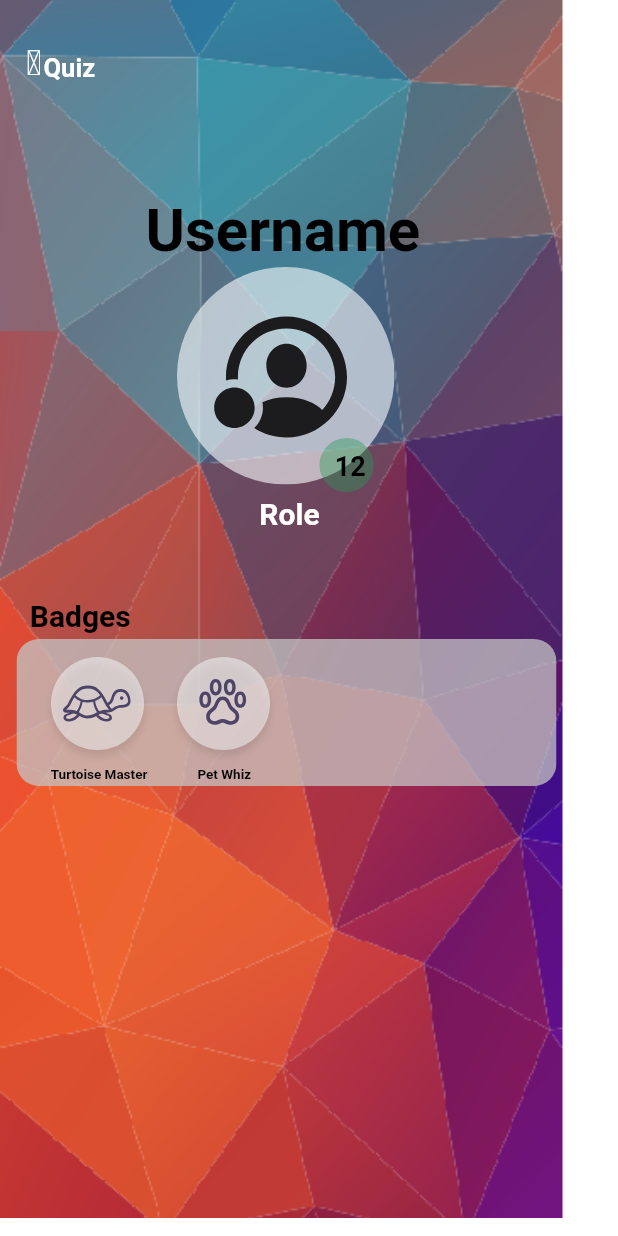
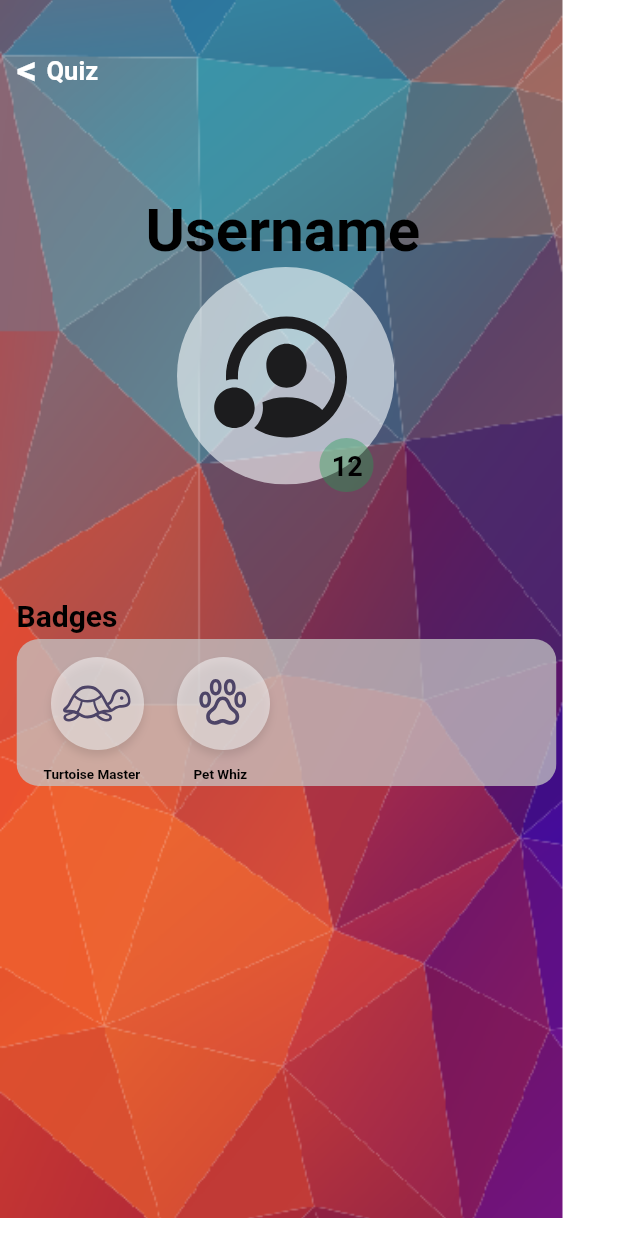
Before and after one commit to jvs47/zoo_hackathon, a Flutter app: the GeneratedUserscreenWidget screen opened by its route, on a phone screen of 412 x 824 dp. Run offline on Flutter 3.47's test engine with Material 2 defaults, Android fonts, the light colour scheme and no system bars; our stand-ins replace path_drawing; Roboto replaces fonts that are missing (SF Compact, SF Pro, SF Pro Display).

Commit message:
Fix user back and disable search button

```diff
--- a/lib/main.dart
+++ b/lib/main.dart
@@ -36,7 +36,7 @@ class zooHackathonApp extends StatelessWidget {
         '/GeneratedUserscreenWidget': (context) => GeneratedUserscreenWidget(),
         '/GeneratedQuestionScreenWidget': (context) =>
             GeneratedQuestionScreenWidget(),
-        '/GeneratedSearch_tabWidget': (context) => GeneratedSearch_tabWidget(),
+        //'/GeneratedSearch_tabWidget': (context) => GeneratedSearch_tabWidget(),
         '/GeneratedFrame1Widget': (context) => GeneratedFrame1Widget(),
       },
     );
--- a/lib/zoohackathonapp/generatedsearch_tabwidget/GeneratedSearch_tabWidget.dart
+++ b/lib/zoohackathonapp/generatedsearch_tabwidget/GeneratedSearch_tabWidget.dart
@@ -18,21 +18,13 @@ class GeneratedSearch_tabWidget extends StatelessWidget {
           overflow: Overflow.visible,
           children: [
             Positioned(
-              left: 0.0,
-              top: 0.0,
-              right: null,
-              bottom: null,
-              width: 320.0,
-              height: 36.0,
+              left: 20.0,
+              top: 60.0,
               child: GeneratedSearchFieldWidget(),
             ),
             Positioned(
-              left: 0.0,
-              top: 60.0,
-              right: null,
-              bottom: null,
-              width: 320.0,
-              height: 352.0,
+              left: 20.0,
+              top: 100.0,
               child: GeneratedContextualMenuWidget(),
             )
           ]),
--- a/lib/zoohackathonapp/generateduserscreenwidget/GeneratedUserscreenWidget.dart
+++ b/lib/zoohackathonapp/generateduserscreenwidget/GeneratedUserscreenWidget.dart
@@ -41,125 +41,71 @@ class GeneratedUserscreenWidget extends StatelessWidget {
               Positioned(
                 left: 0.0,
                 top: 0.0,
-                right: null,
-                bottom: null,
-                width: 375.0,
-                height: 812.0,
                 child: GeneratedSvg8Widget3(),
               ),
               Positioned(
                 left: 97.0,
                 top: 130.0,
-                right: null,
-                bottom: null,
-                width: 193.0,
-                height: 53.0,
                 child: GeneratedUsernameWidget(),
               ),
               Positioned(
                 left: 111.0,
                 top: 171.0,
-                right: null,
-                bottom: null,
-                width: 160.0,
-                height: 160.0,
                 child: GeneratedCategoryWidget9(),
               ),
-              Positioned(
+/*              Positioned(
                 left: 65.0,
                 top: 331.0,
-                right: null,
-                bottom: null,
-                width: 256.0,
-                height: 35.0,
                 child: GeneratedRoleWidget(),
-              ),
+              ),*/
               Positioned(
                 left: 11.0,
                 top: 426.0,
-                right: null,
-                bottom: null,
-                width: 360.0,
-                height: 98.0,
                 child: GeneratedRectangle19Widget(),
               ),
               Positioned(
                 left: 129.0,
                 top: 500.0,
-                right: null,
-                bottom: null,
-                width: 41.0,
-                height: 26.0,
                 child: GeneratedPetWhizWidget(),
               ),
               Positioned(
                 left: 118.0,
                 top: 438.0,
-                right: null,
-                bottom: null,
-                width: 62.0,
-                height: 62.0,
                 child: GeneratedRectangle21Widget(),
               ),
               Positioned(
                 left: 126.0,
                 top: 446.0,
-                right: null,
-                bottom: null,
-                width: 45.0,
-                height: 45.0,
                 child: GeneratedPawprintWidget16(),
               ),
               Positioned(
                 left: 29.0,
                 top: 500.0,
-                right: null,
-                bottom: null,
-                width: 74.0,
-                height: 26.0,
                 child: GeneratedTurtoiseMasterWidget(),
               ),
               Positioned(
                 left: 11.0,
                 top: 399.0,
-                right: null,
-                bottom: null,
-                width: 85.0,
-                height: 32.0,
                 child: GeneratedBadgesWidget(),
               ),
               Positioned(
                 left: 34.0,
                 top: 438.0,
-                right: null,
-                bottom: null,
-                width: 62.0,
-                height: 62.0,
                 child: GeneratedRectangle20Widget(),
               ),
               Positioned(
                 left: 42.0,
                 top: 457.0,
-                right: null,
-                bottom: null,
-                width: 45.0,
-                height: 24.0,
                 child: GeneratedRegularLWidget1(),
               ),
               Positioned(
                 left: 213.0,
                 top: 292.0,
-                right: null,
-                bottom: null,
-                width: 36.0,
-                height: 36.0,
                 child: GeneratedEllipse2Widget(),
               ),
               Positioned(
-                left: 212.0,
+                left: 210.0,
                 top: 298.0,
-                right: null,
-                bottom: null,
                 width: 43.0,
                 height: 29.0,
                 child: Generated12Widget(),
@@ -167,10 +113,6 @@ class GeneratedUserscreenWidget extends StatelessWidget {
               Positioned(
                 left: 11.0,
                 top: 31.0,
-                right: null,
-                bottom: null,
-                width: 54.0,
-                height: 24.0,
                 child: GeneratedBackWidget(),
               )
             ]),
```
Also changed, not shown: lib/zoohackathonapp/generatedsearch_tabwidget/generated/GeneratedCancelWidget.dart, lib/zoohackathonapp/generatedsearch_tabwidget/generated/GeneratedSFSymbolmicrophoneWidget.dart (deleted), lib/zoohackathonapp/generatedsearch_tabwidget/generated/GeneratedSearchFieldWidget1.dart, lib/zoohackathonapp/generateduserscreenwidget/generated/GeneratedBackWidget.dart, lib/zoohackathonapp/generateduserscreenwidget/generated/GeneratedIconchevronleftWidget2.dart.
